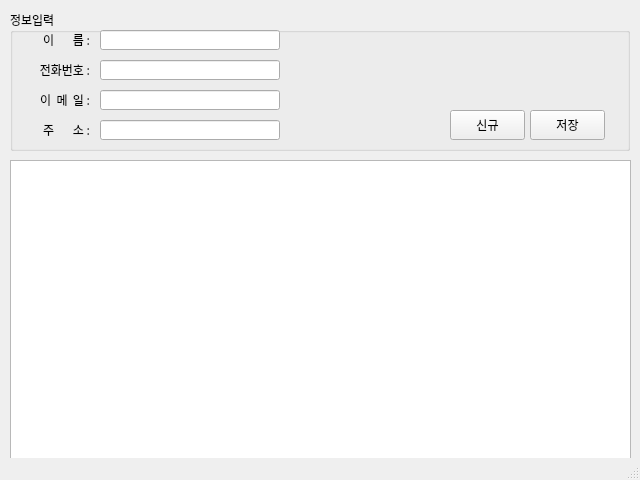
Qt form part1/studyPyQt/addressBook.ui (mini9155/miniprogects) before a commit.
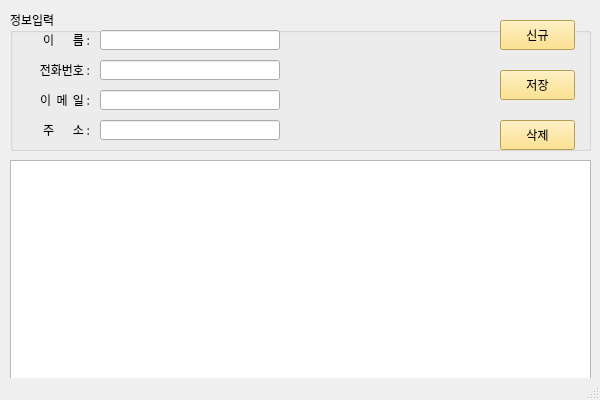
The same form after that commit.

Commit message:
2023-03-10 종료
신규버튼, 변경버튼 기능 추가,
삭제 버튼 추가

```diff
--- a/part1/studyPyQt/addressBook.ui
+++ b/part1/studyPyQt/addressBook.ui
@@ -6,10 +6,22 @@
    <rect>
     <x>0</x>
     <y>0</y>
-    <width>640</width>
-    <height>480</height>
+    <width>600</width>
+    <height>400</height>
    </rect>
   </property>
+  <property name="minimumSize">
+   <size>
+    <width>600</width>
+    <height>400</height>
+   </size>
+  </property>
+  <property name="maximumSize">
+   <size>
+    <width>600</width>
+    <height>400</height>
+   </size>
+  </property>
   <property name="font">
    <font>
     <family>나눔고딕</family>
@@ -24,7 +36,7 @@
      <rect>
       <x>10</x>
       <y>10</y>
-      <width>620</width>
+      <width>581</width>
       <height>141</height>
      </rect>
     </property>
@@ -43,6 +55,9 @@
      <property name="inputMethodHints">
       <set>Qt::ImhDigitsOnly</set>
      </property>
+     <property name="text">
+      <string/>
+     </property>
     </widget>
     <widget class="QLabel" name="label_1">
      <property name="geometry">
@@ -60,17 +75,17 @@
       <set>Qt::AlignRight|Qt::AlignTrailing|Qt::AlignVCenter</set>
      </property>
     </widget>
-    <widget class="QLineEdit" name="txtEmail">
+    <widget class="QLineEdit" name="txtPhNum">
      <property name="geometry">
       <rect>
        <x>90</x>
-       <y>80</y>
+       <y>50</y>
        <width>180</width>
        <height>20</height>
       </rect>
      </property>
     </widget>
-    <widget class="QLabel" name="label_4">
+    <widget class="QLabel" name="label_2">
      <property name="geometry">
       <rect>
        <x>20</x>
@@ -86,11 +101,11 @@
       <set>Qt::AlignRight|Qt::AlignTrailing|Qt::AlignVCenter</set>
      </property>
     </widget>
-    <widget class="QLineEdit" name="phNum">
+    <widget class="QLineEdit" name="txtEmail">
      <property name="geometry">
       <rect>
        <x>90</x>
-       <y>50</y>
+       <y>80</y>
        <width>180</width>
        <height>20</height>
       </rect>
@@ -99,23 +114,7 @@
       <set>Qt::ImhFormattedNumbersOnly</set>
      </property>
     </widget>
-    <widget class="QLabel" name="label_5">
-     <property name="geometry">
-      <rect>
-       <x>20</x>
-       <y>110</y>
-       <width>60</width>
-       <height>20</height>
-      </rect>
-     </property>
-     <property name="text">
-      <string>주       소 :</string>
-     </property>
-     <property name="alignment">
-      <set>Qt::AlignRight|Qt::AlignTrailing|Qt::AlignVCenter</set>
-     </property>
-    </widget>
-    <widget class="QLabel" name="label_6">
+    <widget class="QLabel" name="label_3">
      <property name="geometry">
       <rect>
        <x>20</x>
@@ -131,6 +130,22 @@
       <set>Qt::AlignRight|Qt::AlignTrailing|Qt::AlignVCenter</set>
      </property>
     </widget>
+    <widget class="QLabel" name="label_4">
+     <property name="geometry">
+      <rect>
+       <x>20</x>
+       <y>110</y>
+       <width>60</width>
+       <height>20</height>
+      </rect>
+     </property>
+     <property name="text">
+      <string>주       소 :</string>
+     </property>
+     <property name="alignment">
+      <set>Qt::AlignRight|Qt::AlignTrailing|Qt::AlignVCenter</set>
+     </property>
+    </widget>
     <widget class="QLineEdit" name="txtAddress">
      <property name="geometry">
       <rect>
@@ -147,12 +162,106 @@
     <widget class="QPushButton" name="btnNew">
      <property name="geometry">
       <rect>
-       <x>440</x>
-       <y>100</y>
+       <x>490</x>
+       <y>10</y>
        <width>75</width>
        <height>30</height>
       </rect>
      </property>
+     <property name="palette">
+      <palette>
+       <active>
+        <colorrole role="Button">
+         <brush brushstyle="SolidPattern">
+          <color alpha="255">
+           <red>255</red>
+           <green>219</green>
+           <blue>111</blue>
+          </color>
+         </brush>
+        </colorrole>
+        <colorrole role="Base">
+         <brush brushstyle="SolidPattern">
+          <color alpha="255">
+           <red>255</red>
+           <green>219</green>
+           <blue>111</blue>
+          </color>
+         </brush>
+        </colorrole>
+        <colorrole role="Window">
+         <brush brushstyle="SolidPattern">
+          <color alpha="255">
+           <red>255</red>
+           <green>219</green>
+           <blue>111</blue>
+          </color>
+         </brush>
+        </colorrole>
+       </active>
+       <inactive>
+        <colorrole role="Button">
+         <brush brushstyle="SolidPattern">
+          <color alpha="255">
+           <red>255</red>
+           <green>219</green>
+           <blue>111</blue>
+          </color>
+         </brush>
+        </colorrole>
+        <colorrole role="Base">
+         <brush brushstyle="SolidPattern">
+          <color alpha="255">
+           <red>255</red>
+           <green>219</green>
+           <blue>111</blue>
+          </color>
+         </brush>
+        </colorrole>
+        <colorrole role="Window">
+         <brush brushstyle="SolidPattern">
+          <color alpha="255">
+           <red>255</red>
+           <green>219</green>
+           <blue>111</blue>
+          </color>
+         </brush>
+        </colorrole>
+       </inactive>
+       <disabled>
+        <colorrole role="Button">
+         <brush brushstyle="SolidPattern">
+          <color alpha="255">
+           <red>255</red>
+           <green>219</green>
+           <blue>111</blue>
+          </color>
+         </brush>
+        </colorrole>
+        <colorrole role="Base">
+         <brush brushstyle="SolidPattern">
+          <color alpha="255">
+           <red>255</red>
+           <green>219</green>
+           <blue>111</blue>
+          </color>
+         </brush>
+        </colorrole>
+        <colorrole role="Window">
+         <brush brushstyle="SolidPattern">
+          <color alpha="255">
+           <red>255</red>
+           <green>219</green>
+           <blue>111</blue>
+          </color>
+         </brush>
+        </colorrole>
+       </disabled>
+      </palette>
+     </property>
+     <property name="styleSheet">
+      <string notr="true">background-color:rgb(255, 219, 111)</string>
+     </property>
      <property name="text">
       <string>신규</string>
      </property>
@@ -160,29 +269,230 @@
     <widget class="QPushButton" name="btnSave">
      <property name="geometry">
       <rect>
-       <x>520</x>
-       <y>100</y>
+       <x>490</x>
+       <y>60</y>
        <width>75</width>
        <height>30</height>
       </rect>
      </property>
+     <property name="palette">
+      <palette>
+       <active>
+        <colorrole role="Button">
+         <brush brushstyle="SolidPattern">
+          <color alpha="255">
+           <red>255</red>
+           <green>219</green>
+           <blue>111</blue>
+          </color>
+         </brush>
+        </colorrole>
+        <colorrole role="Base">
+         <brush brushstyle="SolidPattern">
+          <color alpha="255">
+           <red>255</red>
+           <green>219</green>
+           <blue>111</blue>
+          </color>
+         </brush>
+        </colorrole>
+        <colorrole role="Window">
+         <brush brushstyle="SolidPattern">
+          <color alpha="255">
+           <red>255</red>
+           <green>219</green>
+           <blue>111</blue>
+          </color>
+         </brush>
+        </colorrole>
+       </active>
+       <inactive>
+        <colorrole role="Button">
+         <brush brushstyle="SolidPattern">
+          <color alpha="255">
+           <red>255</red>
+           <green>219</green>
+           <blue>111</blue>
+          </color>
+         </brush>
+        </colorrole>
+        <colorrole role="Base">
+         <brush brushstyle="SolidPattern">
+          <color alpha="255">
+           <red>255</red>
+           <green>219</green>
+           <blue>111</blue>
+          </color>
+         </brush>
+        </colorrole>
+        <colorrole role="Window">
+         <brush brushstyle="SolidPattern">
+          <color alpha="255">
+           <red>255</red>
+           <green>219</green>
+           <blue>111</blue>
+          </color>
+         </brush>
+        </colorrole>
+       </inactive>
+       <disabled>
+        <colorrole role="Button">
+         <brush brushstyle="SolidPattern">
+          <color alpha="255">
+           <red>255</red>
+           <green>219</green>
+           <blue>111</blue>
+          </color>
+         </brush>
+        </colorrole>
+        <colorrole role="Base">
+         <brush brushstyle="SolidPattern">
+          <color alpha="255">
+           <red>255</red>
+           <green>219</green>
+           <blue>111</blue>
+          </color>
+         </brush>
+        </colorrole>
+        <colorrole role="Window">
+         <brush brushstyle="SolidPattern">
+          <color alpha="255">
+           <red>255</red>
+           <green>219</green>
+           <blue>111</blue>
+          </color>
+         </brush>
+        </colorrole>
+       </disabled>
+      </palette>
+     </property>
+     <property name="styleSheet">
+      <string notr="true">background-color:rgb(255, 219, 111)</string>
+     </property>
      <property name="text">
       <string>저장</string>
      </property>
     </widget>
+    <widget class="QPushButton" name="btnDel">
+     <property name="geometry">
+      <rect>
+       <x>490</x>
+       <y>110</y>
+       <width>75</width>
+       <height>30</height>
+      </rect>
+     </property>
+     <property name="palette">
+      <palette>
+       <active>
+        <colorrole role="Button">
+         <brush brushstyle="SolidPattern">
+          <color alpha="255">
+           <red>255</red>
+           <green>219</green>
+           <blue>111</blue>
+          </color>
+         </brush>
+        </colorrole>
+        <colorrole role="Base">
+         <brush brushstyle="SolidPattern">
+          <color alpha="255">
+           <red>255</red>
+           <green>219</green>
+           <blue>111</blue>
+          </color>
+         </brush>
+        </colorrole>
+        <colorrole role="Window">
+         <brush brushstyle="SolidPattern">
+          <color alpha="255">
+           <red>255</red>
+           <green>219</green>
+           <blue>111</blue>
+          </color>
+         </brush>
+        </colorrole>
+       </active>
+       <inactive>
+        <colorrole role="Button">
+         <brush brushstyle="SolidPattern">
+          <color alpha="255">
+           <red>255</red>
+           <green>219</green>
+           <blue>111</blue>
+          </color>
+         </brush>
+        </colorrole>
+        <colorrole role="Base">
+         <brush brushstyle="SolidPattern">
+          <color alpha="255">
+           <red>255</red>
+           <green>219</green>
+           <blue>111</blue>
+          </color>
+         </brush>
+        </colorrole>
+        <colorrole role="Window">
+         <brush brushstyle="SolidPattern">
+          <color alpha="255">
+           <red>255</red>
+           <green>219</green>
+           <blue>111</blue>
+          </color>
+         </brush>
+        </colorrole>
+       </inactive>
+       <disabled>
+        <colorrole role="Button">
+         <brush brushstyle="SolidPattern">
+          <color alpha="255">
+           <red>255</red>
+           <green>219</green>
+           <blue>111</blue>
+          </color>
+         </brush>
+        </colorrole>
+        <colorrole role="Base">
+         <brush brushstyle="SolidPattern">
+          <color alpha="255">
+           <red>255</red>
+           <green>219</green>
+           <blue>111</blue>
+          </color>
+         </brush>
+        </colorrole>
+        <colorrole role="Window">
+         <brush brushstyle="SolidPattern">
+          <color alpha="255">
+           <red>255</red>
+           <green>219</green>
+           <blue>111</blue>
+          </color>
+         </brush>
+        </colorrole>
+       </disabled>
+      </palette>
+     </property>
+     <property name="styleSheet">
+      <string notr="true">background-color:rgb(255, 219, 111)</string>
+     </property>
+     <property name="text">
+      <string>삭제</string>
+     </property>
+    </widget>
    </widget>
    <widget class="QWidget" name="verticalLayoutWidget">
     <property name="geometry">
      <rect>
       <x>10</x>
       <y>160</y>
-      <width>621</width>
-      <height>301</height>
+      <width>581</width>
+      <height>221</height>
      </rect>
     </property>
     <layout class="QVBoxLayout" name="verticalLayout">
      <item>
-      <widget class="QTableWidget" name="tblAddres"/>
+      <widget class="QTableWidget" name="tblAddress"/>
      </item>
     </layout>
    </widget>
```
The commit also changes 1 other file.
